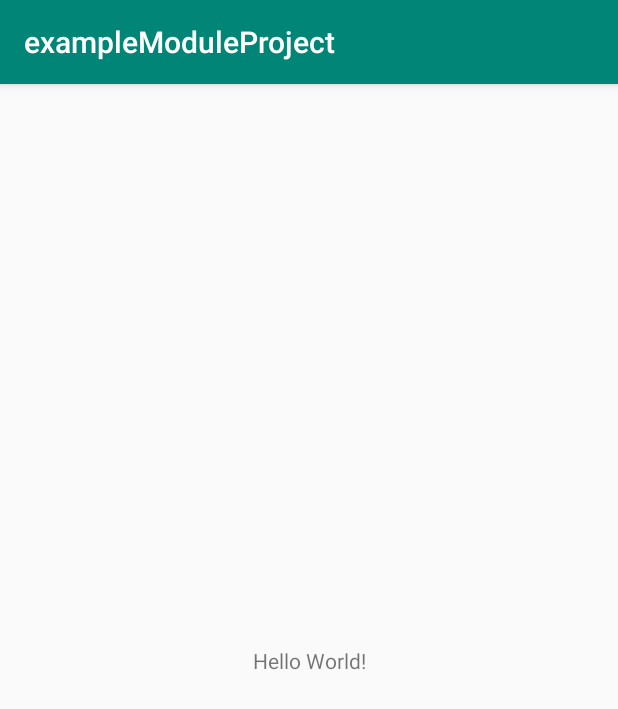
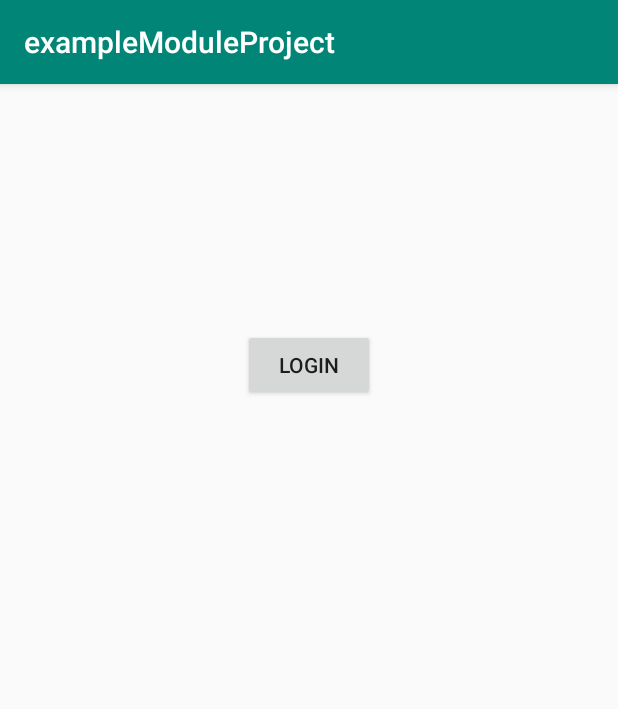
Before and after one commit to ruzourss/SampleModuleAndroidProject, an Android app: the screen it shows after launch (MainActivity), on a phone screen of 412 x 824 dp. Shown: the top 709 px of the screen. Run offline under Robolectric (Android 15) with nearby library versions, the phone set to English and light mode, and no system bars.

```diff
--- /dev/null
+++ b/commons/src/main/AndroidManifest.xml
@@ -0,0 +1 @@
+<manifest package="com.tote.demo.commons" />
--- a/data/src/main/AndroidManifest.xml
+++ b/data/src/main/AndroidManifest.xml
@@ -1,2 +1 @@
-<manifest xmlns:android="http://schemas.android.com/apk/res/android"
-    package="com.tote.demo.data" />
+<manifest package="com.tote.demo.data" />
--- a/domain/src/main/java/com/tote/demo/domain/login/LoginResponse.kt
+++ b/domain/src/main/java/com/tote/demo/domain/login/LoginResponse.kt
@@ -1,4 +1,3 @@
 package com.tote.demo.domain.login
 
-class LoginResponse {
-}
+data class LoginResponse(val username: String)
--- a/presentation/src/main/AndroidManifest.xml
+++ b/presentation/src/main/AndroidManifest.xml
@@ -3,13 +3,14 @@
     package="com.tote.demo.examplemoduleproject">
 
     <application
+        android:name=".App"
         android:allowBackup="true"
         android:icon="@mipmap/ic_launcher"
         android:label="@string/app_name"
         android:roundIcon="@mipmap/ic_launcher_round"
         android:supportsRtl="true"
         android:theme="@style/AppTheme">
-        <activity android:name=".MainActivity">
+        <activity android:name="com.tote.demo.examplemoduleproject.MainActivity">
             <intent-filter>
                 <action android:name="android.intent.action.MAIN" />
 
--- a/presentation/src/main/java/com/tote/demo/examplemoduleproject/App.kt
+++ b/presentation/src/main/java/com/tote/demo/examplemoduleproject/App.kt
@@ -2,6 +2,8 @@ package com.tote.demo.examplemoduleproject
 
 import android.app.Application
 import com.tote.demo.data.di.dataModule
+import org.koin.android.ext.koin.androidContext
+import org.koin.android.ext.koin.androidLogger
 import org.koin.core.context.startKoin
 
 class App : Application() {
@@ -9,7 +11,9 @@ class App : Application() {
     override fun onCreate() {
         super.onCreate()
         startKoin {
-            modules(dataModule)
+            androidLogger()
+            androidContext(this@App)
+            modules(listOf(dataModule))
         }
     }
 
--- a/presentation/src/main/java/com/tote/demo/examplemoduleproject/MainActivity.kt
+++ b/presentation/src/main/java/com/tote/demo/examplemoduleproject/MainActivity.kt
@@ -2,9 +2,11 @@ package com.tote.demo.examplemoduleproject
 
 import android.os.Bundle
 import androidx.appcompat.app.AppCompatActivity
+import com.tote.demo.commons.Either.Left
+import com.tote.demo.commons.Either.Right
 import com.tote.demo.domain.login.LoginRepository
-import kotlinx.coroutines.GlobalScope
-import kotlinx.coroutines.async
+import kotlinx.android.synthetic.main.activity_main.*
+import kotlinx.coroutines.*
 import org.koin.android.ext.android.inject
 
 class MainActivity : AppCompatActivity() {
@@ -15,10 +17,24 @@ class MainActivity : AppCompatActivity() {
         super.onCreate(savedInstanceState)
         setContentView(R.layout.activity_main)
 
-        GlobalScope.async {
-            loginRepository.login("","")
+        login_button.setOnClickListener {
+            login()
+        }
+    }
+
+    private fun login() {
+        val deferred = GlobalScope.async(Dispatchers.IO, CoroutineStart.DEFAULT) {
+            loginRepository.login("mock", "mock")
         }
 
+        GlobalScope.launch(Dispatchers.Main, CoroutineStart.DEFAULT) {
+            deferred.await().let {
+                when (it) {
+                    is Left -> text_view.text = "Login failure..."
+                    is Right -> text_view.text = "Login success, welcome ${it.b.username}"
+                }
+            }
+        }
     }
 
 }
--- a/presentation/src/main/res/layout/activity_main.xml
+++ b/presentation/src/main/res/layout/activity_main.xml
@@ -4,12 +4,22 @@
     xmlns:tools="http://schemas.android.com/tools"
     android:layout_width="match_parent"
     android:layout_height="match_parent"
-    tools:context=".MainActivity">
+    tools:context="com.tote.demo.examplemoduleproject.MainActivity">
+
+    <Button
+        android:id="@+id/login_button"
+        android:layout_width="wrap_content"
+        android:layout_height="wrap_content"
+        android:text="Login"
+        app:layout_constraintBottom_toTopOf="@id/text_view"
+        app:layout_constraintLeft_toLeftOf="parent"
+        app:layout_constraintRight_toRightOf="parent"
+        app:layout_constraintTop_toTopOf="parent" />
 
     <TextView
+        android:id="@+id/text_view"
         android:layout_width="wrap_content"
         android:layout_height="wrap_content"
-        android:text="Hello World!"
         app:layout_constraintBottom_toBottomOf="parent"
         app:layout_constraintLeft_toLeftOf="parent"
         app:layout_constraintRight_toRightOf="parent"
```
Also changed, not shown: commons/build.gradle (+34 -1 lines), 6 other files.
